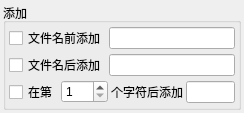
Qt form ui/src/ui_widget_insert.ui (PPJUST/Easy-ReNamer) before a commit.
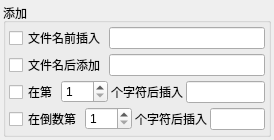
The same form after that commit.

Commit message: 1.更新更多重命名功能 2.程序支持拉伸 3.添加预制重命名模板 4.支持导入、导出配置

```diff
--- a/ui/src/ui_widget_insert.ui
+++ b/ui/src/ui_widget_insert.ui
@@ -6,8 +6,8 @@
    <rect>
     <x>0</x>
     <y>0</y>
-    <width>244</width>
-    <height>108</height>
+    <width>274</width>
+    <height>125</height>
    </rect>
   </property>
   <property name="windowTitle">
@@ -55,7 +55,7 @@
         <item>
          <widget class="QCheckBox" name="checkBox_add_prefix">
           <property name="text">
-           <string>文件名前添加</string>
+           <string>文件名前插入</string>
           </property>
          </widget>
         </item>
@@ -100,7 +100,7 @@
         <item>
          <widget class="QLabel" name="label">
           <property name="text">
-           <string>个字符后添加</string>
+           <string>个字符后插入</string>
           </property>
          </widget>
         </item>
@@ -109,6 +109,37 @@
         </item>
        </layout>
       </item>
+      <item>
+       <layout class="QHBoxLayout" name="horizontalLayout_5">
+        <item>
+         <widget class="QCheckBox" name="checkBox_insert_index_back">
+          <property name="text">
+           <string>在倒数第</string>
+          </property>
+         </widget>
+        </item>
+        <item>
+         <widget class="QSpinBox" name="spinBox_index_back">
+          <property name="minimum">
+           <number>1</number>
+          </property>
+          <property name="maximum">
+           <number>999</number>
+          </property>
+         </widget>
+        </item>
+        <item>
+         <widget class="QLabel" name="label_2">
+          <property name="text">
+           <string>个字符后插入</string>
+          </property>
+         </widget>
+        </item>
+        <item>
+         <widget class="QLineEdit" name="lineEdit_insert_character_back"/>
+        </item>
+       </layout>
+      </item>
      </layout>
     </widget>
    </item>
```
The commit also changes 22 other files.
